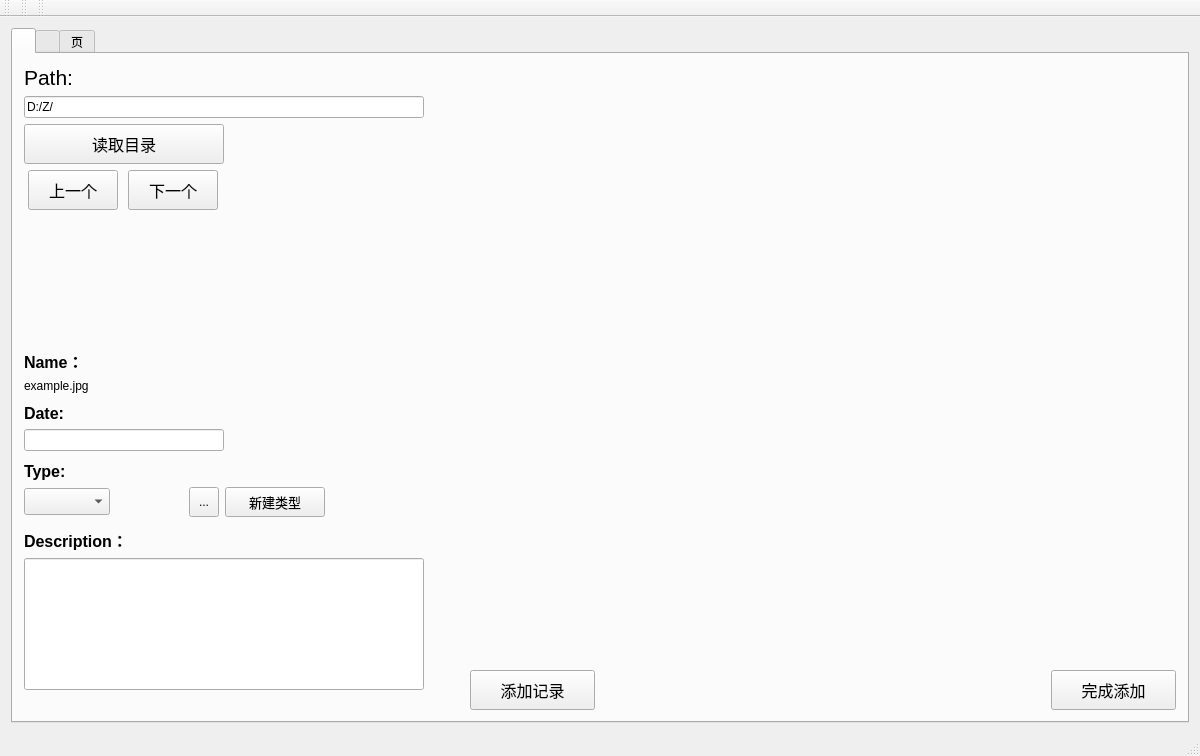
tsukishima1321/Closet, file labeling.ui: the form before one commit.
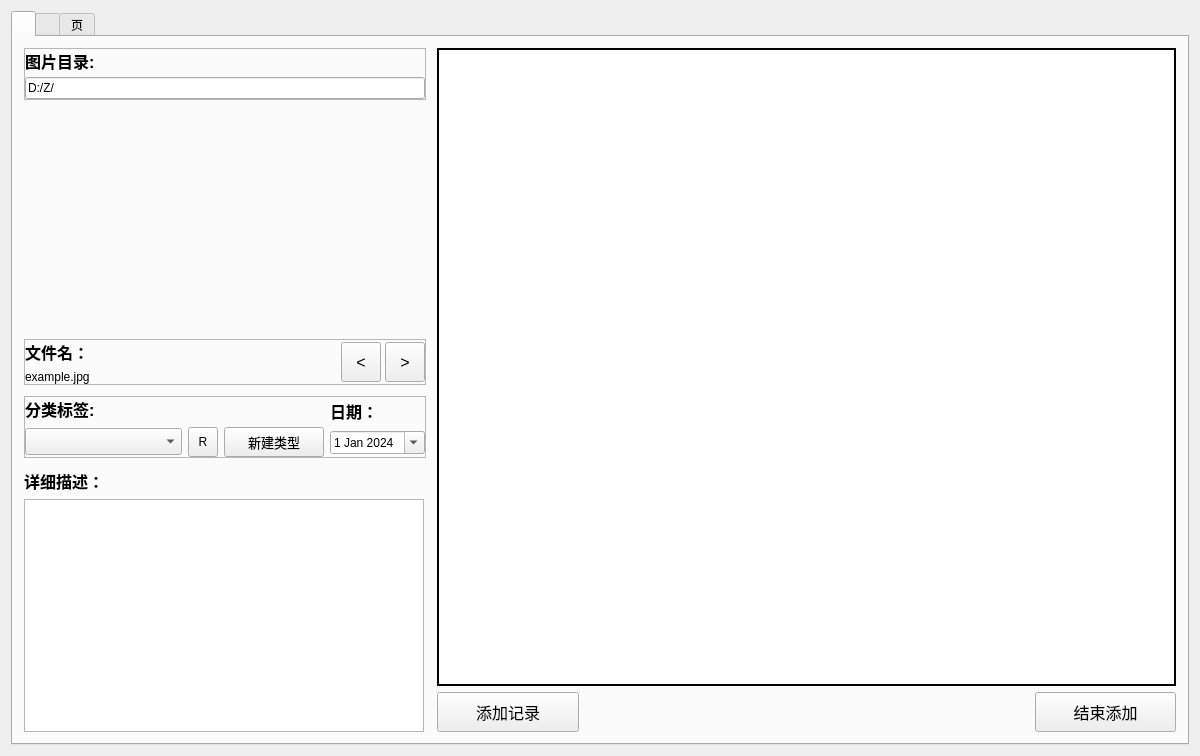
The form after the commit. The open tabs and pages were chosen to show the change. Icons and pictures are not drawn. Custom widgets are drawn as their Qt base class.

Diff of the .ui file:
```diff
--- a/labeling.ui
+++ b/labeling.ui
@@ -42,7 +42,7 @@
        </size>
       </property>
       <property name="currentIndex">
-       <number>2</number>
+       <number>0</number>
       </property>
       <widget class="QWidget" name="tabWidgetPage1">
        <attribute name="title">
@@ -56,19 +56,56 @@
             <item>
              <layout class="QVBoxLayout" name="verticalLayout_2">
               <item>
+               <widget class="QFrame" name="frame">
+                <property name="sizePolicy">
+                 <sizepolicy hsizetype="Preferred" vsizetype="Minimum">
+                  <horstretch>0</horstretch>
+                  <verstretch>0</verstretch>
+                 </sizepolicy>
+                </property>
+                <property name="minimumSize">
+                 <size>
+                  <width>0</width>
+                  <height>0</height>
+                 </size>
+                </property>
+                <property name="frameShape">
+                 <enum>QFrame::StyledPanel</enum>
+                </property>
+                <property name="frameShadow">
+                 <enum>QFrame::Raised</enum>
+                </property>
+                <layout class="QVBoxLayout" name="verticalLayout_11">
+                 <property name="spacing">
+                  <number>4</number>
+                 </property>
+                 <property name="leftMargin">
+                  <number>0</number>
+                 </property>
+                 <property name="topMargin">
+                  <number>0</number>
+                 </property>
+                 <property name="rightMargin">
+                  <number>0</number>
+                 </property>
+                 <property name="bottomMargin">
+                  <number>0</number>
+                 </property>
+                 <item>
                <widget class="QLabel" name="label_2">
                 <property name="font">
                  <font>
-                  <pointsize>16</pointsize>
+                     <pointsize>12</pointsize>
+                     <bold>true</bold>
                  </font>
                 </property>
                 <property name="text">
-                 <string>Path:</string>
+                    <string>图片目录:</string>
                 </property>
                </widget>
               </item>
               <item>
-               <widget class="QLineEdit" name="lineEdit_1">
+                  <widget class="QLineEdit" name="lineEditPath">
                 <property name="sizePolicy">
                  <sizepolicy hsizetype="Fixed" vsizetype="Fixed">
                   <horstretch>0</horstretch>
@@ -86,105 +123,8 @@
                 </property>
                </widget>
               </item>
-              <item>
-               <layout class="QHBoxLayout" name="horizontalLayout_6">
-                <item>
-                 <layout class="QVBoxLayout" name="verticalLayout_3">
-                  <item alignment="Qt::AlignLeft">
-                   <widget class="QPushButton" name="pushButtonStart">
-                    <property name="sizePolicy">
-                     <sizepolicy hsizetype="Fixed" vsizetype="Fixed">
-                      <horstretch>0</horstretch>
-                      <verstretch>0</verstretch>
-                     </sizepolicy>
-                    </property>
-                    <property name="minimumSize">
-                     <size>
-                      <width>200</width>
-                      <height>40</height>
-                     </size>
-                    </property>
-                    <property name="font">
-                     <font>
-                      <pointsize>12</pointsize>
-                     </font>
-                    </property>
-                    <property name="text">
-                     <string>读取目录</string>
-                    </property>
-                   </widget>
-                  </item>
-                  <item>
-                   <layout class="QHBoxLayout" name="horizontalLayout_7">
-                    <item>
-                     <widget class="QPushButton" name="pushButtonLast">
-                      <property name="sizePolicy">
-                       <sizepolicy hsizetype="Fixed" vsizetype="Fixed">
-                        <horstretch>0</horstretch>
-                        <verstretch>0</verstretch>
-                       </sizepolicy>
-                      </property>
-                      <property name="minimumSize">
-                       <size>
-                        <width>90</width>
-                        <height>40</height>
-                       </size>
-                      </property>
-                      <property name="font">
-                       <font>
-                        <pointsize>12</pointsize>
-                       </font>
-                      </property>
-                      <property name="text">
-                       <string>上一个</string>
-                      </property>
-                     </widget>
-                    </item>
-                    <item>
-                     <widget class="QPushButton" name="pushButtonNext">
-                      <property name="sizePolicy">
-                       <sizepolicy hsizetype="Fixed" vsizetype="Fixed">
-                        <horstretch>0</horstretch>
-                        <verstretch>0</verstretch>
-                       </sizepolicy>
-                      </property>
-                      <property name="minimumSize">
-                       <size>
-                        <width>90</width>
-                        <height>40</height>
-                       </size>
-                      </property>
-                      <property name="font">
-                       <font>
-                        <pointsize>12</pointsize>
-                       </font>
-                      </property>
-                      <property name="text">
-                       <string>下一个</string>
-                      </property>
-                     </widget>
-                    </item>
-                   </layout>
-                  </item>
-                 </layout>
-                </item>
-                <item>
-                 <spacer name="horizontalSpacer">
-                  <property name="orientation">
-                   <enum>Qt::Horizontal</enum>
-                  </property>
-                  <property name="sizeType">
-                   <enum>QSizePolicy::Fixed</enum>
-                  </property>
-                  <property name="sizeHint" stdset="0">
-                   <size>
-                    <width>200</width>
-                    <height>40</height>
-                   </size>
-                  </property>
-                 </spacer>
-                </item>
-               </layout>
+                </layout>
+               </widget>
               </item>
               <item>
                <layout class="QHBoxLayout" name="horizontalLayout_2"/>
@@ -206,6 +146,47 @@
                </spacer>
               </item>
               <item>
+               <widget class="QFrame" name="frame_2">
+                <property name="minimumSize">
+                 <size>
+                  <width>0</width>
+                  <height>0</height>
+                 </size>
+                </property>
+                <property name="frameShape">
+                 <enum>QFrame::StyledPanel</enum>
+                </property>
+                <property name="frameShadow">
+                 <enum>QFrame::Raised</enum>
+                </property>
+                <layout class="QVBoxLayout" name="verticalLayout_13">
+                 <property name="spacing">
+                  <number>0</number>
+                 </property>
+                 <property name="leftMargin">
+                  <number>0</number>
+                 </property>
+                 <property name="topMargin">
+                  <number>0</number>
+                 </property>
+                 <property name="rightMargin">
+                  <number>0</number>
+                 </property>
+                 <property name="bottomMargin">
+                  <number>0</number>
+                 </property>
+                 <item>
+                  <layout class="QVBoxLayout" name="verticalLayout_12">
+                   <item>
+                    <layout class="QVBoxLayout" name="verticalLayout_3">
+                     <item>
+                      <layout class="QHBoxLayout" name="horizontalLayout_7">
+                       <property name="spacing">
+                        <number>4</number>
+                       </property>
+                       <item>
+                        <layout class="QVBoxLayout" name="verticalLayout_8">
+                         <item alignment="Qt::AlignLeft">
                <widget class="QLabel" name="label_5">
                 <property name="font">
                  <font>
@@ -214,12 +195,24 @@
                  </font>
                 </property>
                 <property name="text">
-                 <string>Name：</string>
+                            <string>文件名：</string>
                 </property>
                </widget>
               </item>
-              <item>
+                         <item alignment="Qt::AlignLeft">
                <widget class="QLabel" name="labelName">
+                           <property name="sizePolicy">
+                            <sizepolicy hsizetype="Fixed" vsizetype="Preferred">
+                             <horstretch>0</horstretch>
+                             <verstretch>0</verstretch>
+                            </sizepolicy>
+                           </property>
+                           <property name="minimumSize">
+                            <size>
+                             <width>300</width>
+                             <height>0</height>
+                            </size>
+                           </property>
                 <property name="font">
                  <font>
                   <pointsize>9</pointsize>
@@ -230,6 +223,85 @@
                 </property>
                </widget>
               </item>
+                        </layout>
+                       </item>
+                       <item>
+                        <widget class="QToolButton" name="toolButtonLast">
+                         <property name="sizePolicy">
+                          <sizepolicy hsizetype="Fixed" vsizetype="Fixed">
+                           <horstretch>0</horstretch>
+                           <verstretch>0</verstretch>
+                          </sizepolicy>
+                         </property>
+                         <property name="minimumSize">
+                          <size>
+                           <width>40</width>
+                           <height>40</height>
+                          </size>
+                         </property>
+                         <property name="font">
+                          <font>
+                           <pointsize>12</pointsize>
+                          </font>
+                         </property>
+                         <property name="text">
+                          <string>&lt;</string>
+                         </property>
+                         <property name="icon">
+                          <iconset>
+                           <normaloff>step-back.png</normaloff>step-back.png</iconset>
+                         </property>
+                         <property name="iconSize">
+                          <size>
+                           <width>30</width>
+                           <height>30</height>
+                          </size>
+                         </property>
+                        </widget>
+                       </item>
+                       <item>
+                        <widget class="QToolButton" name="toolButtonNext">
+                         <property name="sizePolicy">
+                          <sizepolicy hsizetype="Fixed" vsizetype="Fixed">
+                           <horstretch>0</horstretch>
+                           <verstretch>0</verstretch>
+                          </sizepolicy>
+                         </property>
+                         <property name="minimumSize">
+                          <size>
+                           <width>40</width>
+                           <height>40</height>
+                          </size>
+                         </property>
+                         <property name="font">
+                          <font>
+                           <pointsize>12</pointsize>
+                          </font>
+                         </property>
+                         <property name="text">
+                          <string>&gt;</string>
+                         </property>
+                         <property name="icon">
+                          <iconset>
+                           <normaloff>step-forward.png</normaloff>step-forward.png</iconset>
+                         </property>
+                         <property name="iconSize">
+                          <size>
+                           <width>30</width>
+                           <height>30</height>
+                          </size>
+                         </property>
+                        </widget>
+                       </item>
+                      </layout>
+                     </item>
+                    </layout>
+                   </item>
+                  </layout>
+                 </item>
+                </layout>
+               </widget>
+              </item>
               <item>
                <spacer name="verticalSpacer_3">
                 <property name="orientation">
@@ -247,52 +319,45 @@
                </spacer>
               </item>
               <item>
-               <widget class="QLabel" name="label_3">
-                <property name="font">
-                 <font>
-                  <pointsize>12</pointsize>
-                  <bold>true</bold>
-                 </font>
-                </property>
-                <property name="text">
-                 <string>Date:</string>
-                </property>
-               </widget>
-              </item>
-              <item>
-               <widget class="QLineEdit" name="lineEditDate">
-                <property name="sizePolicy">
-                 <sizepolicy hsizetype="Fixed" vsizetype="Fixed">
-                  <horstretch>0</horstretch>
-                  <verstretch>0</verstretch>
-                 </sizepolicy>
-                </property>
+               <widget class="QFrame" name="frame_3">
                 <property name="minimumSize">
                  <size>
-                  <width>200</width>
+                  <width>0</width>
                   <height>0</height>
                  </size>
                 </property>
-               </widget>
-              </item>
+                <property name="frameShape">
+                 <enum>QFrame::StyledPanel</enum>
+                </property>
+                <property name="frameShadow">
+                 <enum>QFrame::Raised</enum>
+                </property>
+                <layout class="QHBoxLayout" name="horizontalLayout_6">
+                 <property name="spacing">
+                  <number>6</number>
+                 </property>
+                 <property name="leftMargin">
+                  <number>0</number>
+                 </property>
+                 <property name="topMargin">
+                  <number>0</number>
+                 </property>
+                 <property name="rightMargin">
+                  <number>0</number>
+                 </property>
+                 <property name="bottomMargin">
+                  <number>0</number>
+                 </property>
               <item>
-               <spacer name="verticalSpacer_4">
-                <property name="orientation">
-                 <enum>Qt::Vertical</enum>
-                </property>
-                <property name="sizeType">
-                 <enum>QSizePolicy::Fixed</enum>
-                </property>
-                <property name="sizeHint" stdset="0">
-                 <size>
-                  <width>20</width>
-                  <height>5</height>
-                 </size>
-                </property>
-               </spacer>
-              </item>
+                  <layout class="QVBoxLayout" name="verticalLayout_10">
               <item>
                <widget class="QLabel" name="label_6">
+                     <property name="sizePolicy">
+                      <sizepolicy hsizetype="Fixed" vsizetype="Fixed">
+                       <horstretch>0</horstretch>
+                       <verstretch>0</verstretch>
+                      </sizepolicy>
+                     </property>
                 <property name="font">
                  <font>
                   <pointsize>12</pointsize>
@@ -300,16 +365,16 @@
                  </font>
                 </property>
                 <property name="text">
-                 <string>Type:</string>
+                      <string>分类标签:</string>
                 </property>
                </widget>
               </item>
               <item>
-               <layout class="QHBoxLayout" name="horizontalLayout_3">
-                <item alignment="Qt::AlignLeft">
+                    <layout class="QHBoxLayout" name="horizontalLayout_9">
+                     <item>
                  <widget class="QComboBox" name="comboBoxType">
                   <property name="sizePolicy">
-                   <sizepolicy hsizetype="Fixed" vsizetype="Fixed">
+                        <sizepolicy hsizetype="Preferred" vsizetype="Fixed">
                     <horstretch>0</horstretch>
                     <verstretch>0</verstretch>
                    </sizepolicy>
@@ -330,11 +395,15 @@
                    </size>
                   </property>
                   <property name="text">
-                   <string>...</string>
+                        <string>R</string>
+                       </property>
+                       <property name="icon">
+                        <iconset>
+                         <normaloff>refresh.png</normaloff>refresh.png</iconset>
                   </property>
                  </widget>
                 </item>
-                <item alignment="Qt::AlignLeft">
+                     <item>
                  <widget class="QPushButton" name="pushButtonAddType">
                   <property name="sizePolicy">
                    <sizepolicy hsizetype="Fixed" vsizetype="Fixed">
@@ -344,7 +413,7 @@
                   </property>
                   <property name="minimumSize">
                    <size>
-                    <width>100</width>
+                         <width>80</width>
                     <height>30</height>
                    </size>
                   </property>
@@ -370,23 +439,64 @@
                   </property>
                  </widget>
                 </item>
+                    </layout>
+                   </item>
+                  </layout>
+                 </item>
                 <item>
-                 <spacer name="horizontalSpacer_3">
-                  <property name="orientation">
-                   <enum>Qt::Horizontal</enum>
-                  </property>
-                  <property name="sizeType">
-                   <enum>QSizePolicy::Minimum</enum>
-                  </property>
-                  <property name="sizeHint" stdset="0">
-                   <size>
-                    <width>40</width>
-                    <height>20</height>
-                   </size>
-                  </property>
-                 </spacer>
-                </item>
-               </layout>
+                  <layout class="QVBoxLayout" name="verticalLayout_9">
+                   <item>
+                    <widget class="QLabel" name="label_3">
+                     <property name="sizePolicy">
+                      <sizepolicy hsizetype="Fixed" vsizetype="Fixed">
+                       <horstretch>0</horstretch>
+                       <verstretch>0</verstretch>
+                      </sizepolicy>
+                     </property>
+                     <property name="font">
+                      <font>
+                       <pointsize>12</pointsize>
+                       <bold>true</bold>
+                      </font>
+                     </property>
+                     <property name="text">
+                      <string>日期：</string>
+                     </property>
+                    </widget>
+                   </item>
+                   <item>
+                    <widget class="QDateEdit" name="dateEdit">
+                     <property name="sizePolicy">
+                      <sizepolicy hsizetype="Fixed" vsizetype="Fixed">
+                       <horstretch>0</horstretch>
+                       <verstretch>0</verstretch>
+                      </sizepolicy>
+                     </property>
+                     <property name="dateTime">
+                      <datetime>
+                       <hour>0</hour>
+                       <minute>0</minute>
+                       <second>0</second>
+                       <year>2024</year>
+                       <month>1</month>
+                       <day>1</day>
+                      </datetime>
+                     </property>
+                     <property name="calendarPopup">
+                      <bool>true</bool>
+                     </property>
+                    </widget>
+                   </item>
+                  </layout>
+                 </item>
+                </layout>
+               </widget>
+              </item>
+              <item>
+               <layout class="QHBoxLayout" name="horizontalLayout_8"/>
+              </item>
+              <item>
+               <layout class="QHBoxLayout" name="horizontalLayout_3"/>
               </item>
               <item>
                <spacer name="verticalSpacer_5">
@@ -404,7 +514,7 @@
                 </property>
                </spacer>
               </item>
-              <item>
+              <item alignment="Qt::AlignLeft">
                <widget class="QLabel" name="label_4">
                 <property name="font">
                  <font>
@@ -413,12 +523,12 @@
                  </font>
                 </property>
                 <property name="text">
-                 <string>Description：</string>
+                 <string>详细描述：</string>
                 </property>
                </widget>
               </item>
               <item>
-               <widget class="QLineEdit" name="lineEditDes">
+               <widget class="QPlainTextEdit" name="plainTextEdit">
                 <property name="sizePolicy">
                  <sizepolicy hsizetype="Fixed" vsizetype="Expanding">
                   <horstretch>0</horstretch>
@@ -428,39 +538,28 @@
                 <property name="minimumSize">
                  <size>
                   <width>400</width>
-                  <height>120</height>
+                  <height>0</height>
                  </size>
                 </property>
-                <property name="maximumSize">
-                 <size>
-                  <width>400</width>
-                  <height>800</height>
-                 </size>
-                </property>
-                <property name="font">
-                 <font>
-                  <pointsize>12</pointsize>
-                 </font>
-                </property>
                </widget>
               </item>
+             </layout>
+            </item>
               <item>
-               <spacer name="verticalSpacer">
+             <spacer name="horizontalSpacer">
                 <property name="orientation">
-                 <enum>Qt::Vertical</enum>
+               <enum>Qt::Horizontal</enum>
                 </property>
                 <property name="sizeType">
                  <enum>QSizePolicy::Fixed</enum>
                 </property>
                 <property name="sizeHint" stdset="0">
                  <size>
-                  <width>20</width>
+                <width>5</width>
                   <height>20</height>
                  </size>
                 </property>
                </spacer>
-              </item>
-             </layout>
             </item>
             <item>
              <layout class="QGridLayout" name="gridLayoutImageView">
@@ -472,26 +571,16 @@
                   <verstretch>0</verstretch>
                  </sizepolicy>
                 </property>
+                <property name="styleSheet">
+                 <string notr="true">*{
+border: 2px solid black;
+background: white;
+}</string>
+                </property>
                </widget>
               </item>
               <item row="1" column="0">
                <layout class="QHBoxLayout" name="horizontalLayout_4">
-                <item>
-                 <spacer name="horizontalSpacer_5">
-                  <property name="orientation">
-                   <enum>Qt::Horizontal</enum>
-                  </property>
-                  <property name="sizeType">
-                   <enum>QSizePolicy::Fixed</enum>
-                  </property>
-                  <property name="sizeHint" stdset="0">
-                   <size>
-                    <width>40</width>
-                    <height>20</height>
-                   </size>
-                  </property>
-                 </spacer>
-                </item>
                 <item>
                  <widget class="QPushButton" name="pushButtonAdd">
                   <property name="minimumSize">
@@ -540,7 +629,7 @@
                    </font>
                   </property>
                   <property name="text">
-                   <string>完成添加</string>
+                   <string>结束添加</string>
                   </property>
                  </widget>
                 </item>
@@ -559,6 +648,18 @@
         <string/>
        </attribute>
        <layout class="QVBoxLayout" name="verticalLayout_5">
+        <property name="leftMargin">
+         <number>9</number>
+        </property>
+        <property name="topMargin">
+         <number>9</number>
+        </property>
+        <property name="rightMargin">
+         <number>9</number>
+        </property>
+        <property name="bottomMargin">
+         <number>9</number>
+        </property>
         <item>
          <widget class="QTableWidget" name="tableWidget">
           <property name="sizePolicy">
@@ -570,13 +671,13 @@
           <property name="minimumSize">
            <size>
             <width>0</width>
-            <height>400</height>
+            <height>0</height>
            </size>
           </property>
           <property name="maximumSize">
            <size>
             <width>16777215</width>
-            <height>600</height>
+            <height>16777215</height>
            </size>
           </property>
           <property name="sizeIncrement">
@@ -615,11 +716,32 @@
         </item>
         <item>
          <layout class="QHBoxLayout" name="horizontalLayout_5">
+          <item>
+           <widget class="QPushButton" name="pushButtonDelete">
+            <property name="minimumSize">
+             <size>
+              <width>100</width>
+              <height>40</height>
+             </size>
+            </property>
+            <property name="font">
+             <font>
+              <pointsize>12</pointsize>
+             </font>
+            </property>
+            <property name="text">
+             <string>移除选中</string>
+            </property>
+           </widget>
+          </item>
           <item>
            <spacer name="horizontalSpacer_2">
             <property name="orientation">
              <enum>Qt::Horizontal</enum>
             </property>
+            <property name="sizeType">
+             <enum>QSizePolicy::Expanding</enum>
+            </property>
             <property name="sizeHint" stdset="0">
              <size>
               <width>40</width>
@@ -659,47 +781,6 @@
     </item>
    </layout>
   </widget>
-  <widget class="QMenuBar" name="menuBar">
-   <property name="geometry">
-    <rect>
-     <x>0</x>
-     <y>0</y>
-     <width>1200</width>
-     <height>20</height>
-    </rect>
-   </property>
-  </widget>
-  <widget class="QToolBar" name="mainToolBar">
-   <attribute name="toolBarArea">
-    <enum>TopToolBarArea</enum>
-   </attribute>
-   <attribute name="toolBarBreak">
-    <bool>false</bool>
-   </attribute>
-  </widget>
-  <widget class="QToolBar" name="toolBar">
-   <property name="windowTitle">
-    <string>toolBar</string>
-   </property>
-   <attribute name="toolBarArea">
-    <enum>TopToolBarArea</enum>
-   </attribute>
-   <attribute name="toolBarBreak">
-    <bool>false</bool>
-   </attribute>
-  </widget>
-  <widget class="QToolBar" name="toolBar_2">
-   <property name="windowTitle">
-    <string>toolBar_2</string>
-   </property>
-   <attribute name="toolBarArea">
-    <enum>TopToolBarArea</enum>
-   </attribute>
-   <attribute name="toolBarBreak">
-    <bool>false</bool>
-   </attribute>
-  </widget>
-  <widget class="QStatusBar" name="statusBar"/>
  </widget>
  <layoutdefault spacing="6" margin="11"/>
  <customwidgets>
```
Lines whose indentation alone changed are shown as unchanged.
